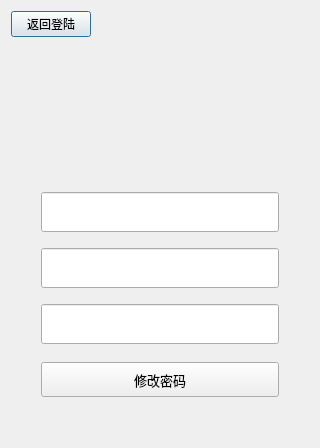
Jearyhao/MyChat, file Client/revisedialog.ui: the form before one commit.
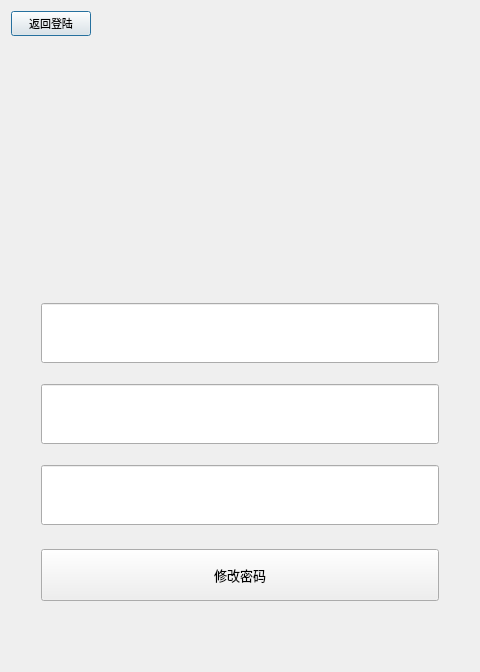
The form after the commit.

Commit message: redisign client UI

Diff of the .ui file:
```diff
--- a/Client/revisedialog.ui
+++ b/Client/revisedialog.ui
@@ -6,20 +6,20 @@
    <rect>
     <x>0</x>
     <y>0</y>
-    <width>320</width>
-    <height>448</height>
+    <width>480</width>
+    <height>672</height>
    </rect>
   </property>
   <property name="minimumSize">
    <size>
-    <width>320</width>
-    <height>448</height>
+    <width>480</width>
+    <height>672</height>
    </size>
   </property>
   <property name="maximumSize">
    <size>
-    <width>320</width>
-    <height>448</height>
+    <width>480</width>
+    <height>672</height>
    </size>
   </property>
   <property name="windowTitle">
@@ -30,6 +30,11 @@
     <layout class="QHBoxLayout" name="horizontalLayout">
      <item>
       <widget class="QPushButton" name="returnLoginButton">
+       <property name="font">
+        <font>
+         <pointsize>8</pointsize>
+        </font>
+       </property>
        <property name="text">
         <string>返回登陆</string>
        </property>
@@ -73,15 +78,20 @@
        <property name="minimumSize">
         <size>
          <width>0</width>
-         <height>40</height>
+         <height>60</height>
         </size>
        </property>
        <property name="maximumSize">
         <size>
          <width>16777215</width>
-         <height>40</height>
+         <height>60</height>
         </size>
        </property>
+       <property name="font">
+        <font>
+         <pointsize>8</pointsize>
+        </font>
+       </property>
       </widget>
      </item>
      <item row="0" column="2">
@@ -111,7 +121,7 @@
        <property name="sizeHint" stdset="0">
         <size>
          <width>20</width>
-         <height>12</height>
+         <height>18</height>
         </size>
        </property>
       </spacer>
@@ -121,13 +131,13 @@
        <property name="minimumSize">
         <size>
          <width>0</width>
-         <height>35</height>
+         <height>52</height>
         </size>
        </property>
        <property name="maximumSize">
         <size>
          <width>16777215</width>
-         <height>35</height>
+         <height>52</height>
         </size>
        </property>
        <property name="font">
@@ -161,15 +171,20 @@
        <property name="minimumSize">
         <size>
          <width>0</width>
-         <height>40</height>
+         <height>60</height>
         </size>
        </property>
        <property name="maximumSize">
         <size>
          <width>16777215</width>
-         <height>40</height>
+         <height>60</height>
         </size>
        </property>
+       <property name="font">
+        <font>
+         <pointsize>8</pointsize>
+        </font>
+       </property>
       </widget>
      </item>
      <item row="3" column="1">
@@ -183,7 +198,7 @@
        <property name="sizeHint" stdset="0">
         <size>
          <width>20</width>
-         <height>10</height>
+         <height>15</height>
         </size>
        </property>
       </spacer>
@@ -199,7 +214,7 @@
        <property name="sizeHint" stdset="0">
         <size>
          <width>20</width>
-         <height>40</height>
+         <height>60</height>
         </size>
        </property>
       </spacer>
@@ -209,15 +224,20 @@
        <property name="minimumSize">
         <size>
          <width>0</width>
-         <height>40</height>
+         <height>60</height>
         </size>
        </property>
        <property name="maximumSize">
         <size>
          <width>16777215</width>
-         <height>40</height>
+         <height>60</height>
         </size>
        </property>
+       <property name="font">
+        <font>
+         <pointsize>8</pointsize>
+        </font>
+       </property>
       </widget>
      </item>
      <item row="1" column="1">
@@ -231,7 +251,7 @@
        <property name="sizeHint" stdset="0">
         <size>
          <width>20</width>
-         <height>10</height>
+         <height>15</height>
         </size>
        </property>
       </spacer>
```
Left out of the diff: 2 changed lines with no effect on the pictures. The commit also changes 5 other files.
